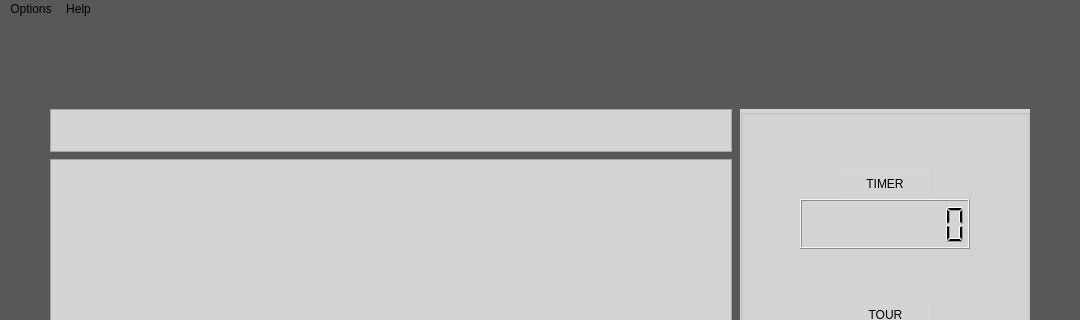
Old version of the form mainwindow.ui in the repository HugH-CRT/Echecs; both pictures show x 0 to 1080 and y 0 to 320 of the 1080 by 950 pixel window.
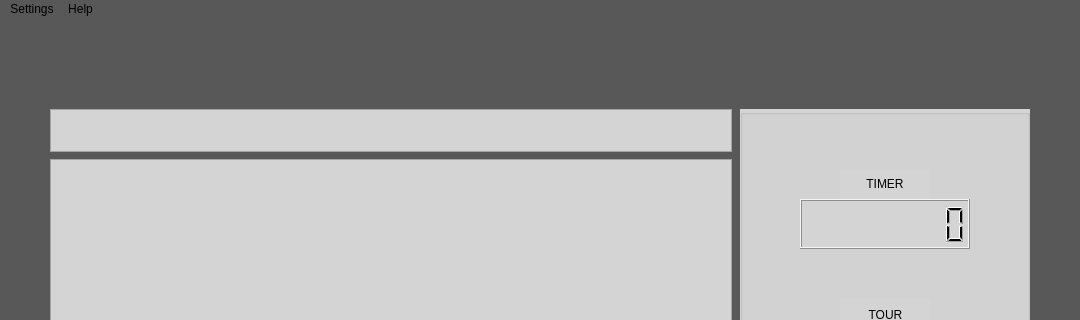
New version of the form. Icons and pictures are not drawn.

The edit to the form file:
```diff
--- a/mainwindow.ui
+++ b/mainwindow.ui
@@ -464,7 +464,7 @@
    </property>
    <widget class="QMenu" name="menuOptions">
     <property name="title">
-     <string>Options</string>
+     <string>Settings</string>
     </property>
     <widget class="QMenu" name="menuThemes">
      <property name="title">
```
Left out of the diff: 43 changed lines with no effect on the pictures.
